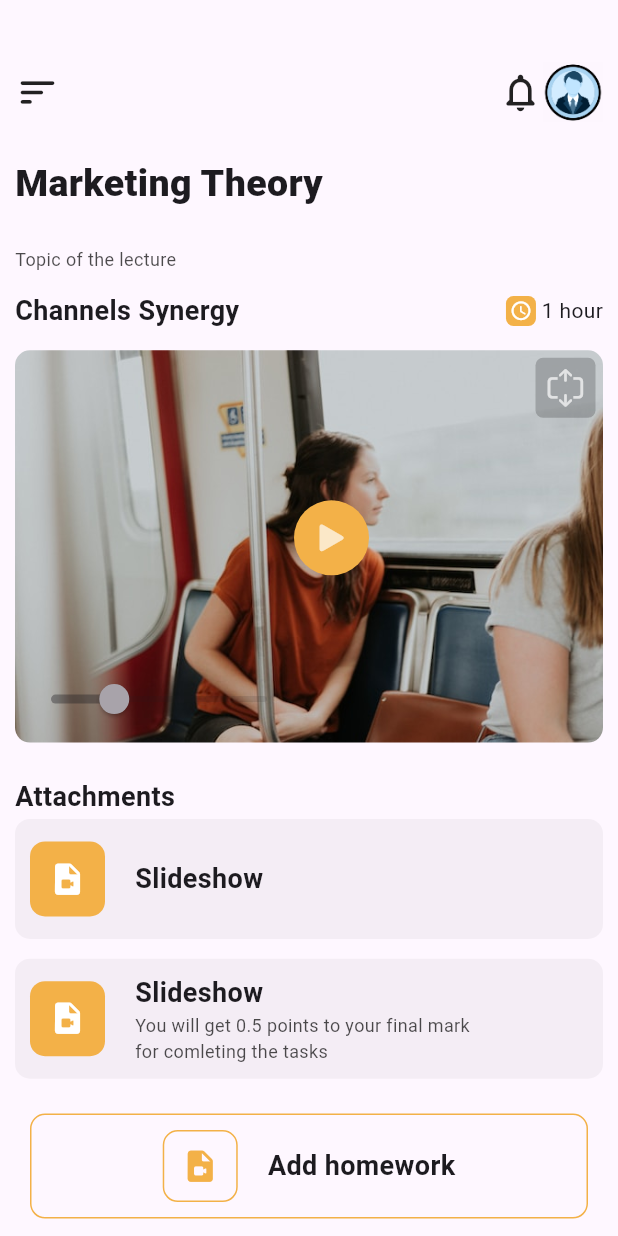
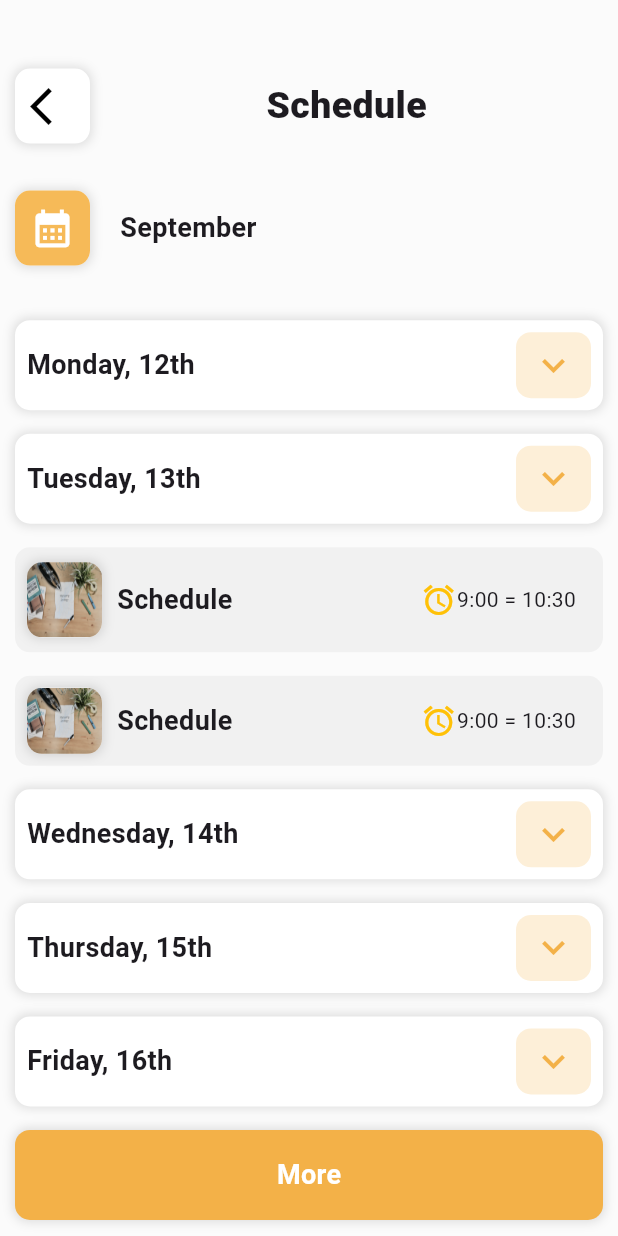
Before and after one commit to SAMIULLAH-KALHORO-DEV/online_academy_ui_design, a Flutter app: the screen it shows after launch, on a phone screen of 412 x 824 dp. Run offline on Flutter 3.47's test engine with Material 2 defaults, Android fonts, the phone set to English and light mode, and no system bars.

Commit message:
commenting and completing whole UI Project

```diff
--- a/lib/main.dart
+++ b/lib/main.dart
@@ -1,6 +1,6 @@
 import 'package:flutter/material.dart';
+import 'package:online_academy_ui_design/screen3.dart';
 import 'package:online_academy_ui_design/widgets/screen2.dart';
-
 
 void main(List<String> args) {
   runApp(const MyApp());
@@ -14,7 +14,7 @@ class MyApp extends StatelessWidget {
     return MaterialApp(
       debugShowCheckedModeBanner: false,
       theme: ThemeData(useMaterial3: true),
-      home: const Screen2(),
+      home: const Screen3(),
     );
   }
 }
--- /dev/null
+++ b/lib/screen3.dart
@@ -0,0 +1,225 @@
+import 'package:flutter/material.dart';
+import 'package:online_academy_ui_design/widgets/schedulelist.dart';
+import 'package:online_academy_ui_design/widgets/utils.dart';
+
+class Screen3 extends StatelessWidget {
+  const Screen3({super.key});
+
+  @override
+  Widget build(BuildContext context) {
+    return Scaffold(
+      backgroundColor: const Color(0xFFFBFBFB),
+      body: Padding(
+        padding: const EdgeInsets.only(left: 10, top: 40, right: 10),
+        child:
+            Column(mainAxisAlignment: MainAxisAlignment.spaceEvenly, children: [
+          Row(
+            mainAxisAlignment: MainAxisAlignment.spaceBetween,
+            children: [
+              Container(
+                  height: 50,
+                  width: 50,
+                  decoration: BoxDecoration(
+                    // shape: BoxShape.circle,
+                    borderRadius: BorderRadius.circular(10),
+                    color: Colors.white,
+                    boxShadow: const [
+                      BoxShadow(
+                        color: Colors.black12,
+                        blurRadius: 5,
+                        spreadRadius: 1,
+                      ),
+                    ],
+                    // border: Border.all(color: Pallete.dropBgColor),
+                  ),
+                  child: const Center(
+                    child: Icon(
+                      Icons.arrow_back_ios,
+                      color: Colors.black,
+                      size: 30,
+                    ),
+                  )),
+              Text(
+                "Schedule",
+                style: TextStyling().h1,
+              ),
+              const Text(''),
+            ],
+          ),
+          const SizedBox(height: 20),
+          Row(
+            // mainAxisAlignment: MainAxisAlignment.spaceBetween,
+            children: [
+              Container(
+                height: 50,
+                width: 50,
+                decoration: BoxDecoration(
+                  // shape: BoxShape.circle,
+                  borderRadius: BorderRadius.circular(10),
+                  color: Colors.white,
+                  boxShadow: const [
+                    BoxShadow(
+                      color: Colors.black12,
+                      blurRadius: 5,
+                      spreadRadius: 1,
+                    ),
+                  ],
+                  // border: Border.all(color: Pallete.dropBgColor),
+                ),
+                child: Container(
+                    height: 40,
+                    width: 40,
+                    decoration: BoxDecoration(
+                      // shape: BoxShape.circle,
+                      borderRadius: BorderRadius.circular(10),
+                      color: const Color(0xFFF6BA58),
+                      // border: Border.all(color: Pallete.dropBgColor),
+                    ),
+                    child: const Icon(
+                      Icons.calendar_month,
+                      color: Colors.white,
+                      size: 30,
+                    )),
+              ),
+              const SizedBox(width: 20),
+              Text(
+                "September",
+                style: TextStyling().h3,
+              ),
+              const Text(''),
+            ],
+          ),
+          const SizedBox(height: 20),
+          const ScheduleList(headtext: "Monday, 12th"),
+          const ScheduleList(headtext: "Tuesday, 13th"),
+          Container(
+            height: 70,
+            margin: const EdgeInsets.only(top: 5, bottom: 5),
+            decoration: BoxDecoration(
+                color: Colors.black12.withOpacity(0.04),
+                borderRadius: BorderRadius.circular(10)),
+            child: Padding(
+              padding: const EdgeInsets.all(8.0),
+              child: Row(
+                mainAxisAlignment: MainAxisAlignment.spaceBetween,
+                children: [
+                  Row(
+                    children: [
+                      Container(
+                        height: 50,
+                        width: 50,
+                        decoration: BoxDecoration(
+                          // shape: BoxShape.circle,
+                          borderRadius: BorderRadius.circular(10),
+                          image: DecorationImage(
+                              image: AssetImage("assets/image1.jpg"),
+                              fit: BoxFit.fill),
+                          color: Colors.white,
+                          boxShadow: const [
+                            BoxShadow(
+                              color: Colors.black12,
+                              blurRadius: 5,
+                              spreadRadius: 1,
+                            ),
+                          ],
+                          // border: Border.all(color: Pallete.dropBgColor),
+                        ),
+                      ),
+                      const SizedBox(width: 10),
+                      Text(
+                        "Schedule",
+                        style: TextStyling().h3,
+                      ),
+                    ],
+                  ),
+                  Row(
+                    children: const [
+                      Icon(Icons.alarm, color: Colors.amber),
+                      Text("9:00 = 10:30"),
+                      SizedBox(width: 10),
+                    ],
+                  ),
+                ],
+              ),
+            ),
+          ),
+          Container(
+            height: 60,
+            margin: const EdgeInsets.only(top: 5, bottom: 5),
+            decoration: BoxDecoration(
+                color: Colors.black12.withOpacity(0.04),
+                borderRadius: BorderRadius.circular(10)),
+            child: Padding(
+              padding: const EdgeInsets.all(8.0),
+              child: Row(
+                mainAxisAlignment: MainAxisAlignment.spaceBetween,
+                children: [
+                  Row(
+                    children: [
+                      Container(
+                        height: 50,
+                        width: 50,
+                        decoration: BoxDecoration(
+                          // shape: BoxShape.circle,
+                          borderRadius: BorderRadius.circular(10),
+                          image: DecorationImage(
+                              image: AssetImage("assets/image1.jpg"),
+                              fit: BoxFit.fill),
+                          color: Colors.white,
+                          boxShadow: const [
+                            BoxShadow(
+                              color: Colors.black12,
+                              blurRadius: 5,
+                              spreadRadius: 1,
+                            ),
+                          ],
+                          // border: Border.all(color: Pallete.dropBgColor),
+                        ),
+                      ),
+                      const SizedBox(width: 10),
+                      Text(
+                        "Schedule",
+                        style: TextStyling().h3,
+                      ),
+                    ],
+                  ),
+                  Row(
+                    children: const [
+                      Icon(Icons.alarm, color: Colors.amber),
+                      Text("9:00 = 10:30"),
+                      SizedBox(width: 10),
+                    ],
+                  ),
+                ],
+              ),
+            ),
+          ),
+          const ScheduleList(headtext: "Wednesday, 14th"),
+          const ScheduleList(headtext: "Thursday, 15th"),
+          const ScheduleList(headtext: "Friday, 16th"),
+          Container(
+            height: 60,
+            margin: const EdgeInsets.only(top: 5, bottom: 5),
+            width: MediaQuery.of(context).size.width,
+            decoration: BoxDecoration(
+                borderRadius: BorderRadius.circular(10),
+                color: Pallete.mainBgColor,
+                boxShadow: const [
+                  BoxShadow(
+                    color: Colors.black12,
+                    blurRadius: 5,
+                    spreadRadius: 1,
+                  ),
+                ]),
+            child: Center(
+              child: Text(
+                "More",
+                style: TextStyling().h3.copyWith(color: Colors.white),
+              ),
+            ),
+          ),
+        ]),
+      ),
+    );
+  }
+}
--- /dev/null
+++ b/lib/widgets/schedulelist.dart
@@ -0,0 +1,50 @@
+import 'package:flutter/material.dart';
+import 'package:online_academy_ui_design/widgets/utils.dart';
+
+class ScheduleList extends StatelessWidget {
+  final String headtext;
+  const ScheduleList({super.key, required this.headtext});
+
+  @override
+  Widget build(BuildContext context) {
+    return Container(
+      height: 60,
+      margin: const EdgeInsets.only(top: 5, bottom: 5),
+      width: MediaQuery.of(context).size.width,
+      decoration: BoxDecoration(
+          borderRadius: BorderRadius.circular(10),
+          color: Colors.white,
+          boxShadow: const [
+            BoxShadow(
+              color: Colors.black12,
+              blurRadius: 5,
+              spreadRadius: 1,
+            ),
+          ]),
+      child: Padding(
+        padding: const EdgeInsets.all(8.0),
+        child:
+            Row(mainAxisAlignment: MainAxisAlignment.spaceBetween, children: [
+          Text(
+            headtext,
+            style: TextStyling().h3,
+          ),
+          Container(
+              height: 50,
+              width: 50,
+              decoration: BoxDecoration(
+                // shape: BoxShape.circle,
+                borderRadius: BorderRadius.circular(10),
+                color: Pallete.dropBgColor,
+                // border: Border.all(color: Pallete.dropBgColor),
+              ),
+              child: const Icon(
+                Icons.keyboard_arrow_down,
+                color: Pallete.mainBgColor,
+                size: 30,
+              )),
+        ]),
+      ),
+    );
+  }
+}
```
